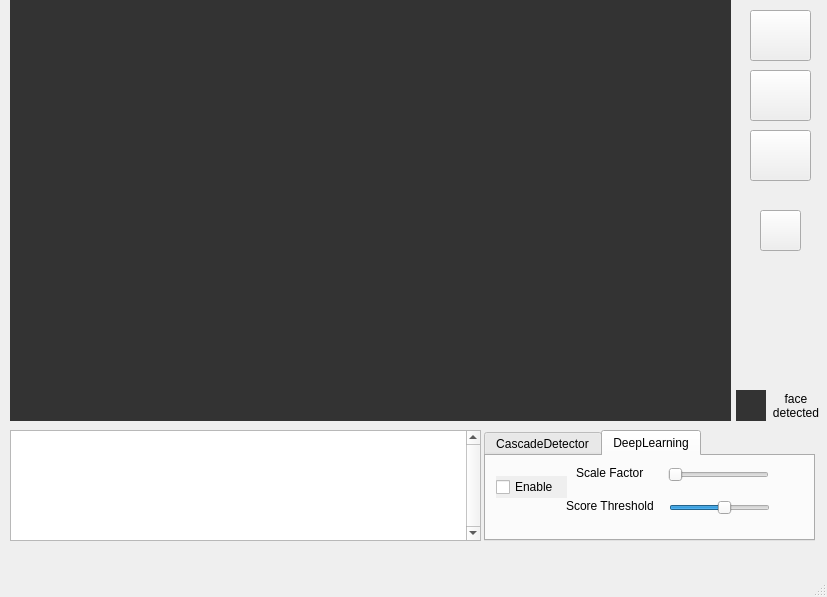
Old version of the form mainwindow.ui in the repository BinhThanh68/Face_Detector.
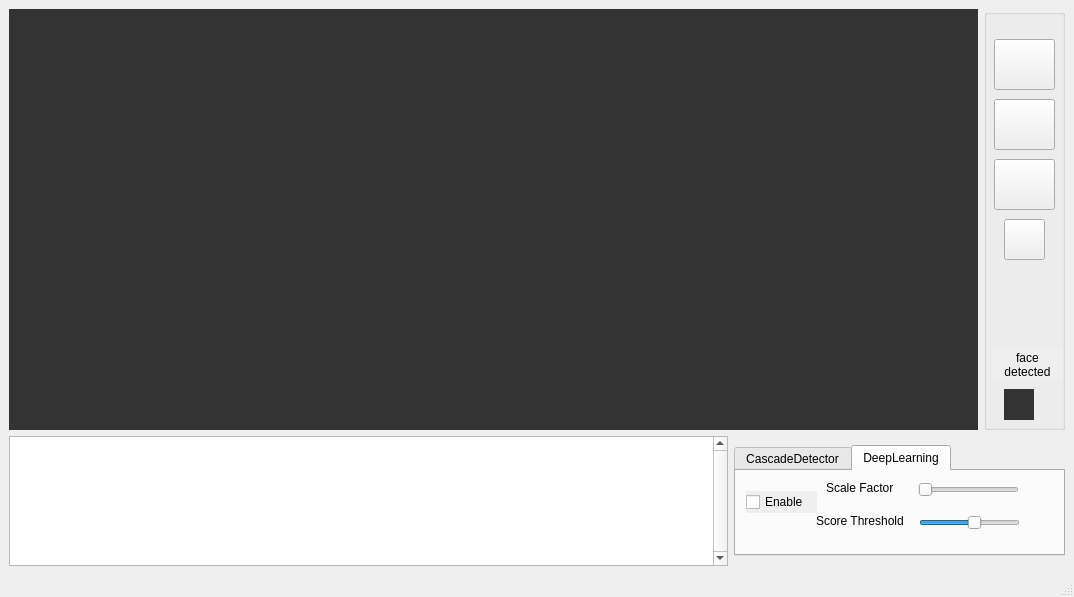
New version of the form.

The edit to the form file:
```diff
--- a/mainwindow.ui
+++ b/mainwindow.ui
@@ -6,7 +6,7 @@
    <rect>
     <x>0</x>
     <y>0</y>
-    <width>827</width>
+    <width>830</width>
     <height>597</height>
    </rect>
   </property>
@@ -14,14 +14,20 @@
    <string>MainWindow</string>
   </property>
   <widget class="QWidget" name="centralwidget">
+   <layout class="QGridLayout" name="gridLayout">
+    <item row="0" column="0" colspan="2">
    <widget class="QLabel" name="LB_MainView">
-    <property name="geometry">
-     <rect>
-      <x>10</x>
-      <y>0</y>
-      <width>721</width>
+      <property name="sizePolicy">
+       <sizepolicy hsizetype="Minimum" vsizetype="Minimum">
+        <horstretch>0</horstretch>
+        <verstretch>0</verstretch>
+       </sizepolicy>
+      </property>
+      <property name="minimumSize">
+       <size>
+        <width>725</width>
       <height>421</height>
-     </rect>
+       </size>
     </property>
     <property name="autoFillBackground">
      <bool>false</bool>
@@ -39,11 +45,29 @@
      <set>Qt::AlignCenter</set>
     </property>
    </widget>
+    </item>
+    <item row="0" column="2">
+     <widget class="QGroupBox" name="groupBox">
+      <property name="sizePolicy">
+       <sizepolicy hsizetype="Fixed" vsizetype="Expanding">
+        <horstretch>0</horstretch>
+        <verstretch>0</verstretch>
+       </sizepolicy>
+      </property>
+      <property name="minimumSize">
+       <size>
+        <width>81</width>
+        <height>421</height>
+       </size>
+      </property>
+      <property name="title">
+       <string/>
+      </property>
    <widget class="QPushButton" name="BTN_CamOpen">
     <property name="geometry">
      <rect>
-      <x>750</x>
-      <y>10</y>
+         <x>10</x>
+         <y>30</y>
       <width>61</width>
       <height>51</height>
      </rect>
@@ -58,8 +82,8 @@
    <widget class="QPushButton" name="BTN_ImageOpen">
     <property name="geometry">
      <rect>
-      <x>750</x>
-      <y>70</y>
+         <x>10</x>
+         <y>90</y>
       <width>61</width>
       <height>51</height>
      </rect>
@@ -74,8 +98,8 @@
    <widget class="QPushButton" name="BTN_VideoOpen">
     <property name="geometry">
      <rect>
-      <x>750</x>
-      <y>130</y>
+         <x>10</x>
+         <y>150</y>
       <width>61</width>
       <height>51</height>
      </rect>
@@ -87,11 +111,24 @@
      <string/>
     </property>
    </widget>
+      <widget class="QPushButton" name="BTNPause">
+       <property name="geometry">
+        <rect>
+         <x>20</x>
+         <y>210</y>
+         <width>41</width>
+         <height>41</height>
+        </rect>
+       </property>
+       <property name="text">
+        <string/>
+       </property>
+      </widget>
    <widget class="QLabel" name="FacesNum">
     <property name="geometry">
      <rect>
-      <x>736</x>
-      <y>390</y>
+         <x>20</x>
+         <y>380</y>
       <width>30</width>
       <height>31</height>
      </rect>
@@ -117,9 +154,9 @@
    <widget class="QLabel" name="label_2">
     <property name="geometry">
      <rect>
-      <x>771</x>
-      <y>390</y>
-      <width>50</width>
+         <x>8</x>
+         <y>340</y>
+         <width>71</width>
       <height>31</height>
      </rect>
     </property>
@@ -134,14 +171,43 @@
      <set>Qt::AlignCenter</set>
     </property>
    </widget>
+     </widget>
+    </item>
+    <item row="1" column="0">
+     <widget class="QPlainTextEdit" name="PTE_AppLog">
+      <property name="sizePolicy">
+       <sizepolicy hsizetype="MinimumExpanding" vsizetype="Minimum">
+        <horstretch>0</horstretch>
+        <verstretch>0</verstretch>
+       </sizepolicy>
+      </property>
+      <property name="minimumSize">
+       <size>
+        <width>475</width>
+        <height>111</height>
+       </size>
+      </property>
+      <property name="verticalScrollBarPolicy">
+       <enum>Qt::ScrollBarAlwaysOn</enum>
+      </property>
+      <property name="readOnly">
+       <bool>true</bool>
+      </property>
+     </widget>
+    </item>
+    <item row="1" column="1" colspan="2">
    <widget class="QTabWidget" name="Algorithms">
-    <property name="geometry">
-     <rect>
-      <x>484</x>
-      <y>430</y>
+      <property name="sizePolicy">
+       <sizepolicy hsizetype="Fixed" vsizetype="Fixed">
+        <horstretch>0</horstretch>
+        <verstretch>0</verstretch>
+       </sizepolicy>
+      </property>
+      <property name="minimumSize">
+       <size>
       <width>331</width>
       <height>111</height>
-     </rect>
+       </size>
     </property>
     <property name="currentIndex">
      <number>1</number>
@@ -426,35 +492,8 @@
      </widget>
     </widget>
    </widget>
-   <widget class="QPlainTextEdit" name="PTE_AppLog">
-    <property name="geometry">
-     <rect>
-      <x>10</x>
-      <y>430</y>
-      <width>471</width>
-      <height>111</height>
-     </rect>
-    </property>
-    <property name="verticalScrollBarPolicy">
-     <enum>Qt::ScrollBarAlwaysOn</enum>
-    </property>
-    <property name="readOnly">
-     <bool>true</bool>
-    </property>
-   </widget>
-   <widget class="QPushButton" name="BTNPause">
-    <property name="geometry">
-     <rect>
-      <x>760</x>
-      <y>210</y>
-      <width>41</width>
-      <height>41</height>
-     </rect>
-    </property>
-    <property name="text">
-     <string/>
-    </property>
-   </widget>
+    </item>
+   </layout>
   </widget>
   <widget class="QMenuBar" name="menubar">
    <property name="geometry">
```
Left out of the diff: 4 changed lines with no effect on the pictures. Lines whose indentation alone changed are shown as unchanged.
